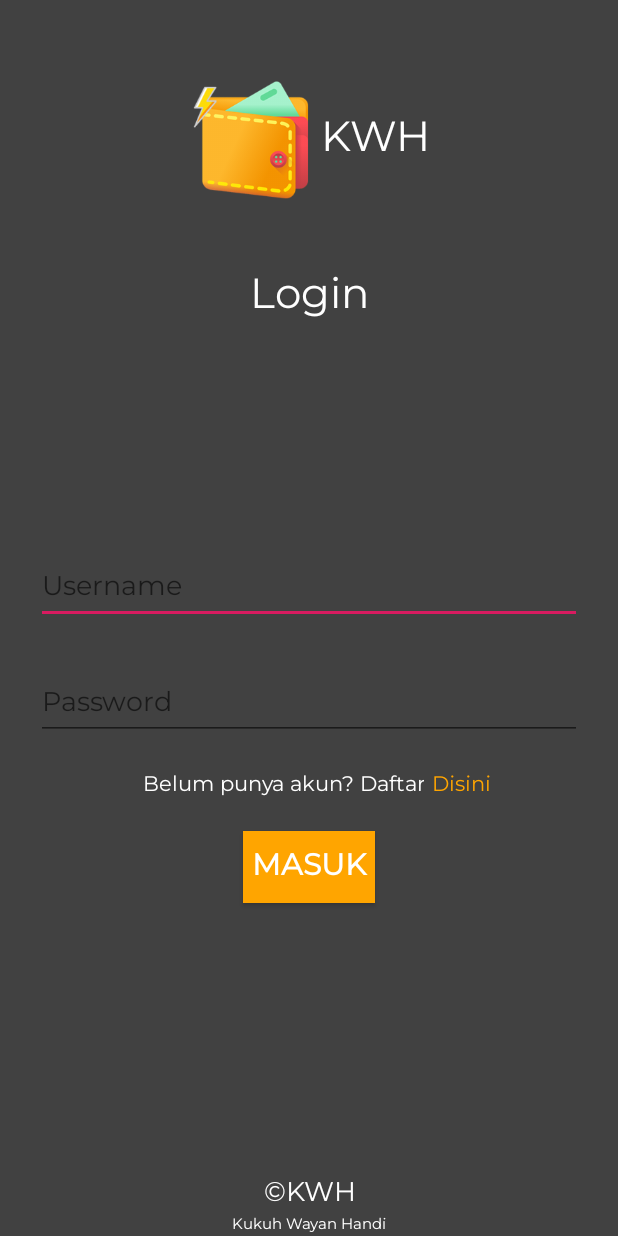
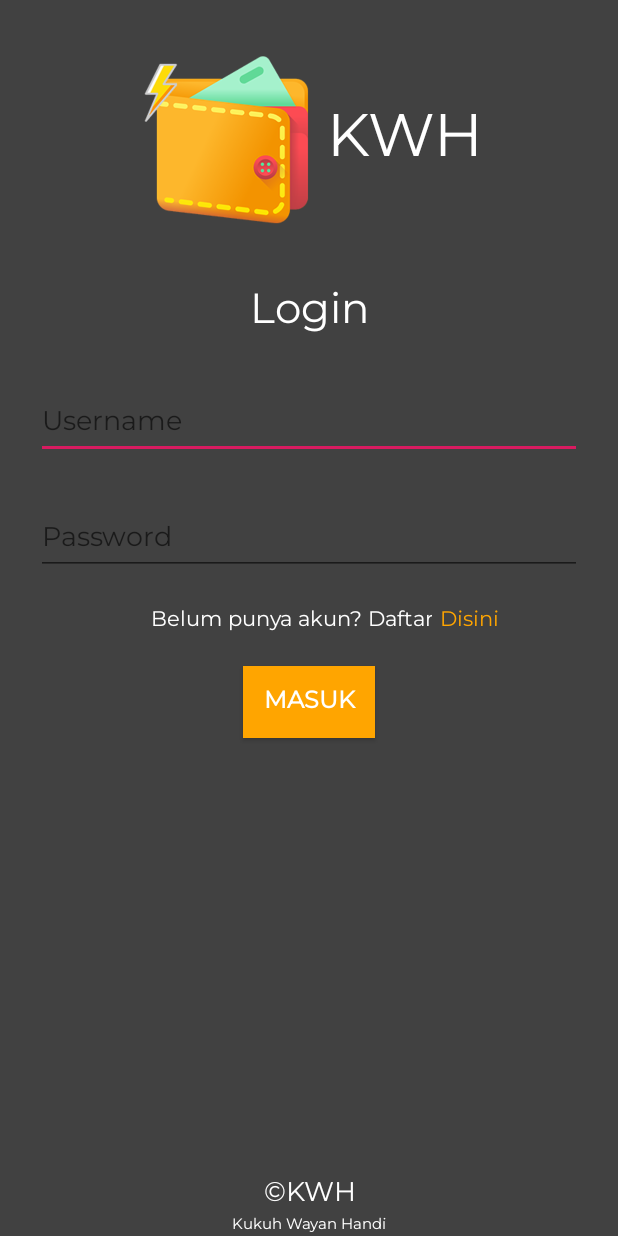
Before and after one commit to wayanedi/KWH-wallet, an Android app: the screen it shows after launch (Login), on a phone screen of 412 x 824 dp. Run offline under Robolectric (Android 15) with nearby library versions, the phone set to English and light mode, and no system bars.

Commit message:
Revert "Adding ScroolView to Login xml"
This reverts commit 7563a62082207c7062d6b6758c5f98ba507727ba.

```diff
--- a/KWHWallet/app/src/main/java/com/example/kwh_wallet/controller/Login.java
+++ b/KWHWallet/app/src/main/java/com/example/kwh_wallet/controller/Login.java
@@ -22,6 +22,7 @@ public class Login extends AppCompatActivity {
         hyperlink.setOnClickListener(new View.OnClickListener() {
             @Override
             public void onClick(View view) {
+                setContentView(R.layout.signup_activity);
                 Intent i = new Intent(Login.this, SignUp.class);
                 startActivity(i);
             }
--- a/KWHWallet/app/src/main/java/com/example/kwh_wallet/controller/SignUp.java
+++ b/KWHWallet/app/src/main/java/com/example/kwh_wallet/controller/SignUp.java
@@ -58,6 +58,7 @@ public class SignUp extends AppCompatActivity {
         hyperlink.setOnClickListener(new View.OnClickListener() {
             @Override
             public void onClick(View view) {
+                setContentView(R.layout.login_activity);
                 Intent i = new Intent(SignUp.this, Login.class);
                 startActivity(i);
             }
--- a/KWHWallet/app/src/main/res/layout/login_activity.xml
+++ b/KWHWallet/app/src/main/res/layout/login_activity.xml
@@ -1,10 +1,5 @@
 <?xml version="1.0" encoding="utf-8"?>
-<ScrollView
-    android:layout_width="match_parent"
-    android:layout_height="match_parent"
-    xmlns:android="http://schemas.android.com/apk/res/android"
-    android:fillViewport="true">
-    <LinearLayout xmlns:android="http://schemas.android.com/apk/res/android"
+<RelativeLayout xmlns:android="http://schemas.android.com/apk/res/android"
     xmlns:app="http://schemas.android.com/apk/res-auto"
     android:orientation="vertical"
     android:layout_width="match_parent"
@@ -12,29 +7,20 @@
     android:layout_gravity="center_horizontal|center_vertical"
     android:background="#414141">
 
-        <LinearLayout
-            android:id="@+id/container1"
-            android:orientation="vertical"
-            android:layout_width="match_parent"
-            android:layout_height="0dp"
-            android:layout_weight="0.7"
-            android:layout_gravity="center_horizontal|center_vertical"
-            >
-
     <TextView
         android:id="@+id/TextViewBottomTitle"
         android:layout_width="wrap_content"
         android:layout_height="wrap_content"
         android:layout_gravity="center"
+        android:layout_centerInParent="true"
+        android:layout_alignParentTop="true"
         android:gravity="center"
         android:layout_marginTop="30dp"
         android:fontFamily="@font/montserrat"
         android:text="@string/kwh"
         android:textColor="@color/colorWhite"
         android:textSize="40sp"
-                android:drawableStart="@drawable/kwh_wallet_logo"
-                android:scaleX="0.7"
-                android:scaleY="0.7"/>
+        android:drawableStart="@drawable/kwh_wallet_logo"/>
 
     <TextView
         android:id="@+id/LoginTitle"
@@ -42,21 +28,12 @@
         android:layout_height="wrap_content"
         android:layout_gravity="center"
         android:gravity="center"
-                android:layout_marginTop="20dp"
+        android:layout_marginTop="30dp"
+        android:layout_below="@+id/TextViewBottomTitle"
         android:text="@string/login"
         android:fontFamily="@font/montserrat"
         android:textColor="@color/colorWhite"
         android:textSize="28sp" />
-
-        </LinearLayout>
-
-        <LinearLayout
-            android:id="@+id/container2"
-            android:orientation="vertical"
-            android:layout_width="match_parent"
-            android:layout_gravity="center_horizontal|center_vertical"
-            android:layout_height="0dp"
-            android:layout_weight="0.8">
 
     <EditText
         android:id="@+id/username"
@@ -68,7 +45,8 @@
         android:hint="@string/username"
         android:inputType="textAutoCorrect"
         android:fontFamily="@font/montserrat"
-                android:textColor="@color/colorWhite" />
+        android:textColor="@color/colorWhite"
+        android:layout_below="@+id/LoginTitle"/>
 
     <EditText
         android:id="@+id/password"
@@ -79,22 +57,23 @@
         android:layout_marginEnd="24dp"
         android:hint="@string/password"
         android:inputType="textPassword"
+        android:layout_below="@+id/username"
         android:fontFamily="@font/montserrat"
         android:textColor="@color/colorWhite" />
 
     <LinearLayout
-                android:id="@+id/container2.1"
+        android:id="@+id/container"
         android:orientation="horizontal"
         android:layout_width="match_parent"
         android:layout_height="wrap_content"
-                android:layout_gravity="center_horizontal|center_vertical"
-                android:gravity="top">
+        android:layout_below="@+id/password"
+        android:layout_centerInParent="true">
 
         <TextView
             android:id="@+id/signuptext"
             android:text="@string/belum_punya_akun_daftar"
             android:layout_width="0dp"
-                    android:layout_weight="0.88"
+            android:layout_weight="1.4"
             android:layout_height="wrap_content"
             android:gravity="right"
             android:layout_marginTop="20dp"
@@ -105,8 +84,9 @@
             android:id="@+id/HyperlinkDaftar"
             android:text="@string/disini"
             android:layout_width="0dp"
-                    android:layout_weight="0.4"
+            android:layout_weight="0.6"
             android:layout_height="wrap_content"
+            android:layout_toRightOf="@id/signuptext"
             android:fontFamily="@font/montserrat"
             android:textColor="@color/colorHyperlink"
             android:layout_marginTop="20dp"
@@ -119,26 +99,15 @@
         android:id="@+id/dbmhs"
         android:layout_width="wrap_content"
         android:layout_height="wrap_content"
-                android:text="@string/masuk"
+        android:text="MASUK"
         android:layout_marginTop="20dp"
+        android:layout_centerInParent="true"
+        android:layout_below="@+id/container"
         android:fontFamily="@font/montserrat"
         android:background="@color/colorHyperlink"
         android:textColor="@color/colorWhite"
-                android:textSize="20sp"
-                android:layout_gravity="center_horizontal"
+        android:textSize="16sp"
         android:textStyle="bold"/>
-
-        </LinearLayout>
-
-        <LinearLayout
-            android:id="@+id/container3"
-            android:orientation="vertical"
-            android:layout_width="match_parent"
-            android:layout_height="0dp"
-            android:layout_weight="0.2"
-            android:layout_gravity="center_horizontal|center_vertical"
-            android:gravity="bottom"
-            >
 
     <TextView
         android:id="@+id/copyrightProject"
@@ -146,7 +115,8 @@
         android:layout_height="wrap_content"
         android:layout_gravity="center"
         android:gravity="center"
-                android:text="@string/_169_kwh"
+        android:layout_above="@id/copyrightLogo"
+        android:text="&#169;KWH"
         android:fontFamily="@font/montserrat"
         android:textColor="@color/colorWhite"
         android:textSize="18sp"/>
@@ -157,13 +127,12 @@
         android:layout_height="wrap_content"
         android:layout_gravity="center"
         android:gravity="center"
-                android:text="@string/kukuh_wayan_handi"
+        android:layout_alignParentBottom="true"
+        android:text="Kukuh Wayan Handi"
         android:fontFamily="@font/montserrat"
         android:textColor="@color/colorWhite"
         android:textSize="10sp"/>
 
-        </LinearLayout>
 
-    </LinearLayout>
 
-</ScrollView>
+</RelativeLayout>
--- a/KWHWallet/app/src/main/res/values/strings.xml
+++ b/KWHWallet/app/src/main/res/values/strings.xml
@@ -10,6 +10,4 @@
     <string name="daftar">Daftar</string>
     <string name="email">Email</string>
     <string name="kukuh_wayan_handi">Kukuh Wayan Handi</string>
-    <string name="masuk">MASUK</string>
-    <string name="_169_kwh">©KWH</string>
 </resources>
```
Lines whose indentation alone changed are shown as unchanged.
